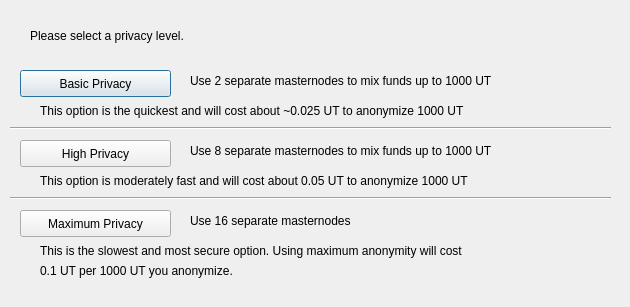
Before: the Qt Designer form src/qt/forms/darksendconfig.ui in UlordChain/UlordChain, drawn with Qt 5.
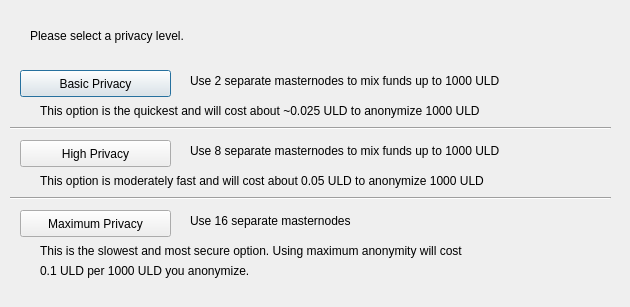
After: the same form once the commit is applied.

What changed in the file:
```diff
--- a/src/qt/forms/darksendconfig.ui
+++ b/src/qt/forms/darksendconfig.ui
@@ -75,7 +75,7 @@
     </rect>
    </property>
    <property name="text">
-    <string>Use 2 separate masternodes to mix funds up to 1000 UT</string>
+    <string>Use 2 separate masternodes to mix funds up to 1000 ULD</string>
    </property>
   </widget>
   <widget class="QLabel" name="label_3">
@@ -88,7 +88,7 @@
     </rect>
    </property>
    <property name="text">
-    <string>Use 8 separate masternodes to mix funds up to 1000 UT</string>
+    <string>Use 8 separate masternodes to mix funds up to 1000 ULD</string>
    </property>
   </widget>
   <widget class="QLabel" name="label_4">
@@ -114,7 +114,7 @@
     </rect>
    </property>
    <property name="text">
-    <string>This option is the quickest and will cost about ~0.025 UT to anonymize 1000 UT</string>
+    <string>This option is the quickest and will cost about ~0.025 ULD to anonymize 1000 ULD</string>
    </property>
   </widget>
   <widget class="QLabel" name="label_7">
@@ -127,7 +127,7 @@
     </rect>
    </property>
    <property name="text">
-    <string>This option is moderately fast and will cost about 0.05 UT to anonymize 1000 UT</string>
+    <string>This option is moderately fast and will cost about 0.05 ULD to anonymize 1000 ULD</string>
    </property>
   </widget>
   <widget class="QLabel" name="label_8">
@@ -153,7 +153,7 @@
     </rect>
    </property>
    <property name="text">
-    <string>0.1 UT per 1000 UT you anonymize.</string>
+    <string>0.1 ULD per 1000 ULD you anonymize.</string>
    </property>
   </widget>
   <widget class="Line" name="line">
```
